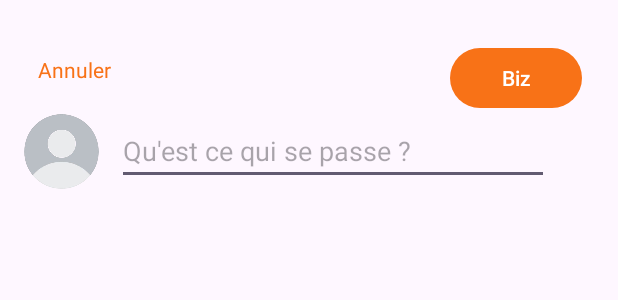
After one commit to KelyanDev/FluxBiz, an Android app: the layout activity_create_biz.xml on its own in the app's theme, with its tools: preview values and no code run, on a phone screen of 412 x 824 dp. The commit adds this screen. Shown: the top 300 px of the screen. Run offline under Robolectric (Android 15) with nearby library versions, the light colour scheme and no system bars.

Commit message:
Biz creation

```diff
--- /dev/null
+++ b/app/src/main/res/layout/activity_create_biz.xml
@@ -0,0 +1,53 @@
+<?xml version="1.0" encoding="utf-8"?>
+<androidx.constraintlayout.widget.ConstraintLayout xmlns:android="http://schemas.android.com/apk/res/android"
+    xmlns:app="http://schemas.android.com/apk/res-auto"
+    xmlns:tools="http://schemas.android.com/tools"
+    android:id="@+id/main"
+    android:layout_width="match_parent"
+    android:layout_height="match_parent"
+    android:padding="16dp">
+
+    <EditText
+        android:id="@+id/editTextBizContent"
+        android:layout_width="288dp"
+        android:layout_height="43dp"
+        android:layout_marginStart="12dp"
+        android:layout_marginTop="64dp"
+        android:hint="@string/biz_hint"
+        app:layout_constraintEnd_toEndOf="parent"
+        app:layout_constraintHorizontal_bias="0.0"
+        app:layout_constraintStart_toEndOf="@+id/imageView4"
+        app:layout_constraintTop_toTopOf="parent" />
+
+    <Button
+        android:id="@+id/buttonSendBiz"
+        android:layout_width="wrap_content"
+        android:layout_height="wrap_content"
+        android:layout_marginEnd="8dp"
+        android:layout_marginBottom="4dp"
+        android:text="@string/biz"
+        app:layout_constraintBottom_toTopOf="@+id/editTextBizContent"
+        app:layout_constraintEnd_toEndOf="parent" />
+
+    <TextView
+        android:id="@+id/textViewCancel"
+        android:layout_width="67dp"
+        android:layout_height="34dp"
+        android:gravity="center"
+        android:text="@string/cancel"
+        android:textColor="@color/my_light_primary"
+        app:layout_constraintBottom_toTopOf="@+id/imageView4"
+        app:layout_constraintStart_toStartOf="parent"
+        app:layout_constraintTop_toTopOf="parent" />
+
+    <ImageView
+        android:id="@+id/imageView4"
+        android:layout_width="50dp"
+        android:layout_height="50dp"
+        android:layout_marginTop="60dp"
+        android:contentDescription="@string/user_logo"
+        app:layout_constraintStart_toStartOf="parent"
+        app:layout_constraintTop_toTopOf="parent"
+        app:srcCompat="@drawable/user_default" />
+
+</androidx.constraintlayout.widget.ConstraintLayout>
--- a/app/src/main/res/layout/activity_login.xml
+++ b/app/src/main/res/layout/activity_login.xml
@@ -58,6 +58,7 @@
         android:layout_width="131dp"
         android:layout_height="168dp"
         android:layout_marginTop="16dp"
+        android:contentDescription="@string/logo"
         app:layout_constraintEnd_toEndOf="parent"
         app:layout_constraintHorizontal_bias="0.496"
         app:layout_constraintStart_toStartOf="parent"
--- a/app/src/main/res/values/strings.xml
+++ b/app/src/main/res/values/strings.xml
@@ -10,4 +10,9 @@
     <string name="logo">Logo</string>
     <string name="register_title">S\'inscrire sur FluxBiz</string>
     <string name="Login_title">Se connecter à FluxBiz</string>
+    <string name="home_button">Home button</string>
+    <string name="cancel">Annuler</string>
+    <string name="user_logo">User logo</string>
+    <string name="biz">Biz</string>
+    <string name="biz_hint">Qu\'est ce qui se passe ?</string>
 </resources>
```
Also changed, not shown: app/src/main/java/com/kelyandev/fluxbiz/Auth/RegisterActivity.java (+24 -2 lines), app/src/main/java/com/kelyandev/fluxbiz/CreateBizActivity.java (added, +109 -0 lines), app/src/main/res/layout/activity_main.xml (+11 -0 lines), app/src/main/res/drawable/home_logo_selected.png (added).
